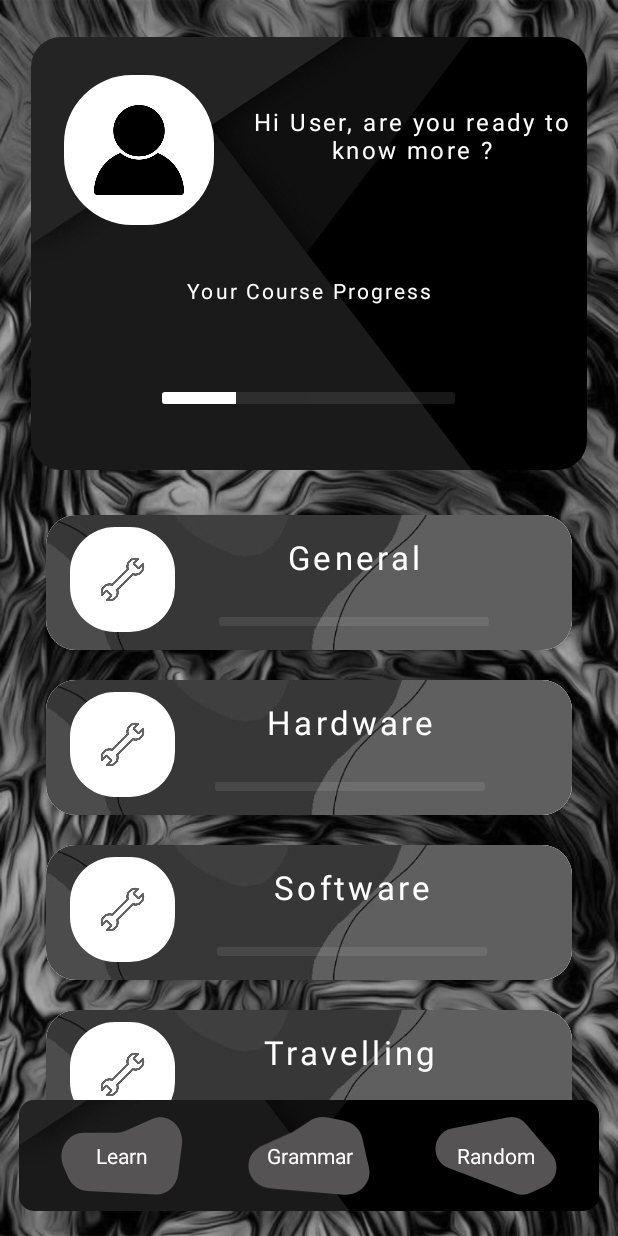
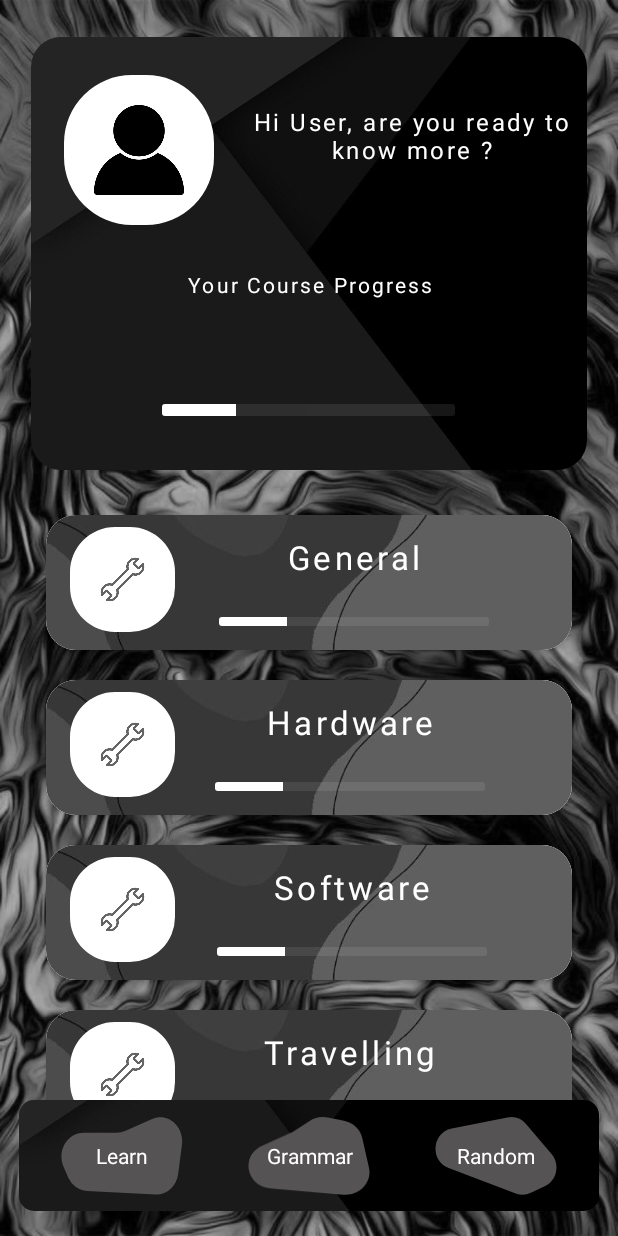
Before and after one commit to DIAorganization/Filingo, an Android app: the MainInfoFragment screen opened directly, with no data from a screen before it, on a phone screen of 412 x 824 dp. Run offline under Robolectric (Android 15) with nearby library versions, the phone set to English and light mode, and no system bars; libraries missing offline, so code that uses them is left out: com.github.dhaval2404.imagepicker.

Commit message:
ProgressBar fix

```diff
--- a/app/src/main/java/com/example/filingo/MainInfoFragment.java
+++ b/app/src/main/java/com/example/filingo/MainInfoFragment.java
@@ -69,9 +69,9 @@ public class MainInfoFragment extends Fragment implements TopicAdapter.OnTopicCl
         topicRecycler = rootView.findViewById(R.id.topic_chooser);
         //set default topics names and icons
 
-        listOfTopics.add(new Topic(R.drawable.hardware_icn, "General", 0));
-        listOfTopics.add(new Topic(R.drawable.hardware_icn, "Hardware", 0));
-        listOfTopics.add(new Topic(R.drawable.hardware_icn, "Software", 0));
+        listOfTopics.add(new Topic(R.drawable.hardware_icn, "General", 25));
+        listOfTopics.add(new Topic(R.drawable.hardware_icn, "Hardware", 25));
+        listOfTopics.add(new Topic(R.drawable.hardware_icn, "Software", 25));
         listOfTopics.add(new Topic(R.drawable.hardware_icn, "Travelling", 0));
         listOfTopics.add(new Topic(R.drawable.hardware_icn, "Studying", 0));
         listOfTopics.add(new Topic(R.drawable.hardware_icn, "Business", 0));
--- a/app/src/main/java/com/example/filingo/TestResultFragment.java
+++ b/app/src/main/java/com/example/filingo/TestResultFragment.java
@@ -74,7 +74,9 @@ public class TestResultFragment extends Fragment {
         testProgressTextView.setText("Test has been PASSED\nYour Progress: " + numberOfRightAnswers+"/"+(currentTestWordsSize*3));
         if(lives<=0)
             testProgressTextView.setText("Test has been FAILED\nYour Progress: " + numberOfRightAnswers+"/"+(currentTestWordsSize*3));
-        testProgressBar.setProgress(numberOfRightAnswers/(currentTestWordsSize*3));
+        double progress = numberOfRightAnswers/(currentTestWordsSize*3.);
+        testProgressBar.setProgress((int)(100 * progress));
+
     }
 
     @Override
--- a/app/src/main/res/layout/main_frame_info.xml
+++ b/app/src/main/res/layout/main_frame_info.xml
@@ -80,10 +80,10 @@
 
     <TextView
         android:id="@+id/progress_text"
-        android:layout_width="168dp"
-        android:layout_height="29dp"
-        android:layout_marginTop="64dp"
-        android:layout_marginEnd="68dp"
+        android:layout_width="0dp"
+        android:layout_height="30dp"
+        android:layout_marginTop="60dp"
+
         android:fontFamily="sans-serif"
         android:includeFontPadding="false"
         android:letterSpacing="0.1"
@@ -92,7 +92,7 @@
         android:textColor="@color/white"
         android:textSize="14sp"
         app:layout_constraintEnd_toStartOf="@+id/main_frame_vertical_right_guideline"
-        app:layout_constraintHorizontal_bias="0.746"
+        app:layout_constraintHorizontal_bias="0.0"
         app:layout_constraintStart_toStartOf="@+id/main_frame_vertical_left_guideline"
         app:layout_constraintTop_toBottomOf="@+id/user_greetings" />
 
@@ -180,12 +180,15 @@
         style="?android:attr/progressBarStyleHorizontal"
         android:layout_width="195dp"
         android:layout_height="8dp"
-        android:layout_marginBottom="44dp"
+        android:layout_marginBottom="36dp"
         android:progress="25"
         android:progressDrawable="@drawable/progress_background"
         app:layout_constraintBottom_toBottomOf="@+id/info_background"
         app:layout_constraintEnd_toEndOf="@+id/progress_text"
-        app:layout_constraintStart_toStartOf="@+id/progress_text" />
+        app:layout_constraintHorizontal_bias="0.497"
+        app:layout_constraintStart_toStartOf="@+id/progress_text"
+        app:layout_constraintTop_toBottomOf="@+id/progress_text"
+        app:layout_constraintVertical_bias="1.0" />
 
     <androidx.appcompat.widget.AppCompatButton
         android:id="@+id/main_frame_grammar_info_button"
--- a/app/src/main/res/layout/topic_chooser_item.xml
+++ b/app/src/main/res/layout/topic_chooser_item.xml
@@ -56,7 +56,7 @@
 
         <ProgressBar
             android:id="@+id/topic_progress_bar"
-            style="@android:style/Widget.ProgressBar.Horizontal"
+            style="?android:attr/progressBarStyleHorizontal"
             android:layout_width="180dp"
             android:layout_height="6dp"
             android:layout_marginBottom="16dp"
```
